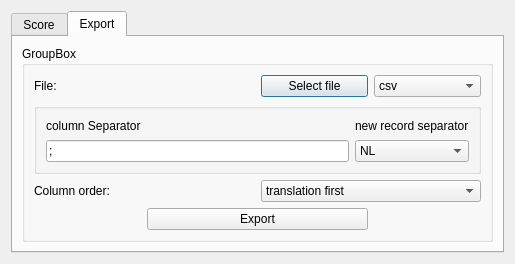
Above: visulalisation_module/export_UI.ui from lewelyn7/Python-subtitles-translator before the change. Below: the same form after it.
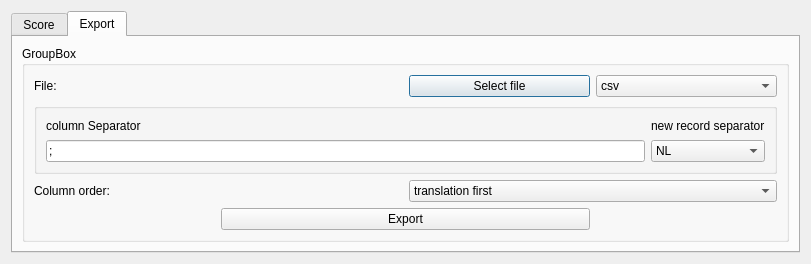
That is the form after the change. The open tabs and pages were chosen to show the change.

Diff of the .ui file:
```diff
--- a/visulalisation_module/export_UI.ui
+++ b/visulalisation_module/export_UI.ui
@@ -9,7 +9,7 @@
    <rect>
     <x>0</x>
     <y>0</y>
-    <width>515</width>
+    <width>811</width>
     <height>239</height>
    </rect>
   </property>
```
Left out of the diff: 108 changed lines with no effect on the pictures.
